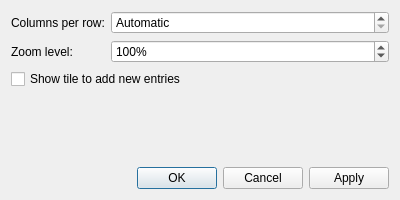
First picture: the form in src/modules/windows/web/StartPagePreferencesDialog.ui, repository OtterBrowser/otter-browser, before the edit.
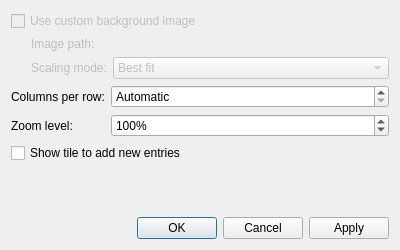
Second picture: the form after the edit. Custom widgets are drawn as their Qt base class.

Commit message: Add some placeholders plus minor fixes, references #125

```diff
--- a/src/modules/windows/web/StartPagePreferencesDialog.ui
+++ b/src/modules/windows/web/StartPagePreferencesDialog.ui
@@ -7,13 +7,114 @@
     <x>0</x>
     <y>0</y>
     <width>400</width>
-    <height>200</height>
+    <height>250</height>
    </rect>
   </property>
   <property name="windowTitle">
    <string>Start Page Preferences</string>
   </property>
   <layout class="QVBoxLayout" name="verticalLayout">
+   <item>
+    <widget class="QCheckBox" name="customBackgroundCheckBox">
+     <property name="enabled">
+      <bool>false</bool>
+     </property>
+     <property name="text">
+      <string>Use custom background image</string>
+     </property>
+    </widget>
+   </item>
+   <item>
+    <layout class="QHBoxLayout" name="horizontalLayout">
+     <property name="spacing">
+      <number>0</number>
+     </property>
+     <item>
+      <spacer name="horizontalSpacer">
+       <property name="orientation">
+        <enum>Qt::Horizontal</enum>
+       </property>
+       <property name="sizeType">
+        <enum>QSizePolicy::Fixed</enum>
+       </property>
+       <property name="sizeHint" stdset="0">
+        <size>
+         <width>20</width>
+         <height>0</height>
+        </size>
+       </property>
+      </spacer>
+     </item>
+     <item>
+      <widget class="QWidget" name="backgroundWidget" native="true">
+       <property name="enabled">
+        <bool>false</bool>
+       </property>
+       <layout class="QFormLayout" name="backgroundLayut">
+        <property name="leftMargin">
+         <number>0</number>
+        </property>
+        <property name="topMargin">
+         <number>0</number>
+        </property>
+        <property name="rightMargin">
+         <number>0</number>
+        </property>
+        <property name="bottomMargin">
+         <number>0</number>
+        </property>
+        <item row="0" column="1">
+         <widget class="Otter::FilePathWidget" name="backgroundFilePathWidgetwidget" native="true"/>
+        </item>
+        <item row="1" column="0">
+         <widget class="QLabel" name="scalingModeLabel">
+          <property name="text">
+           <string>Scaling mode:</string>
+          </property>
+          <property name="buddy">
+           <cstring>scalingModeComboBox</cstring>
+          </property>
+         </widget>
+        </item>
+        <item row="1" column="1">
+         <widget class="QComboBox" name="scalingModeComboBox">
+          <item>
+           <property name="text">
+            <string>Best fit</string>
+           </property>
+          </item>
+          <item>
+           <property name="text">
+            <string>Center</string>
+           </property>
+          </item>
+          <item>
+           <property name="text">
+            <string>Stretch</string>
+           </property>
+          </item>
+          <item>
+           <property name="text">
+            <string>Tile</string>
+           </property>
+          </item>
+         </widget>
+        </item>
+        <item row="0" column="0">
+         <widget class="QLabel" name="backgroundPathLabel">
+          <property name="text">
+           <string>Image path:</string>
+          </property>
+          <property name="buddy">
+           <cstring>backgroundFilePathWidgetwidget</cstring>
+          </property>
+         </widget>
+        </item>
+       </layout>
+      </widget>
+     </item>
+    </layout>
+   </item>
    <item>
     <layout class="QFormLayout" name="formLayout">
      <item row="0" column="0">
@@ -93,6 +194,21 @@
    </item>
   </layout>
  </widget>
+ <customwidgets>
+  <customwidget>
+   <class>Otter::FilePathWidget</class>
+   <extends>QWidget</extends>
+   <header>src/ui/FilePathWidget.h</header>
+   <container>1</container>
+  </customwidget>
+ </customwidgets>
+ <tabstops>
+  <tabstop>customBackgroundCheckBox</tabstop>
+  <tabstop>scalingModeComboBox</tabstop>
+  <tabstop>columnsPerRowSpinBox</tabstop>
+  <tabstop>zoomLevelSpinBox</tabstop>
+  <tabstop>showAddTileCheckBox</tabstop>
+ </tabstops>
  <resources/>
  <connections>
   <connection>
```
The commit also changes 2 other files.
